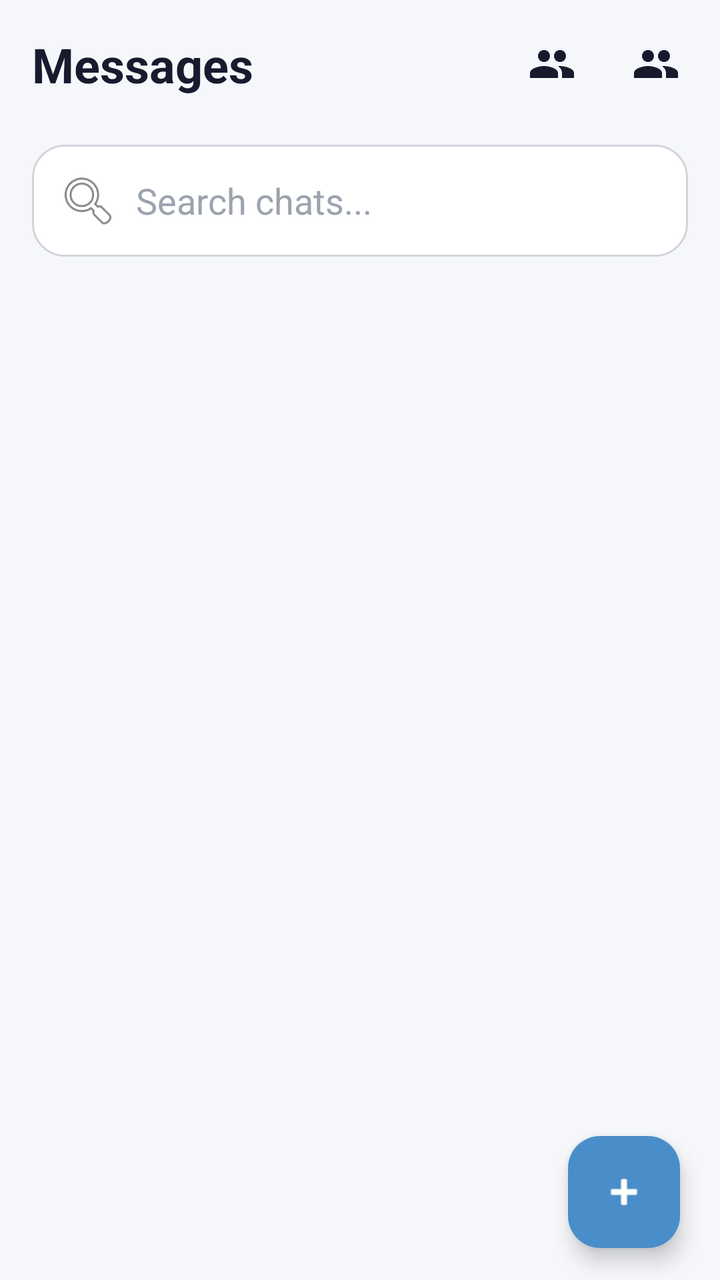
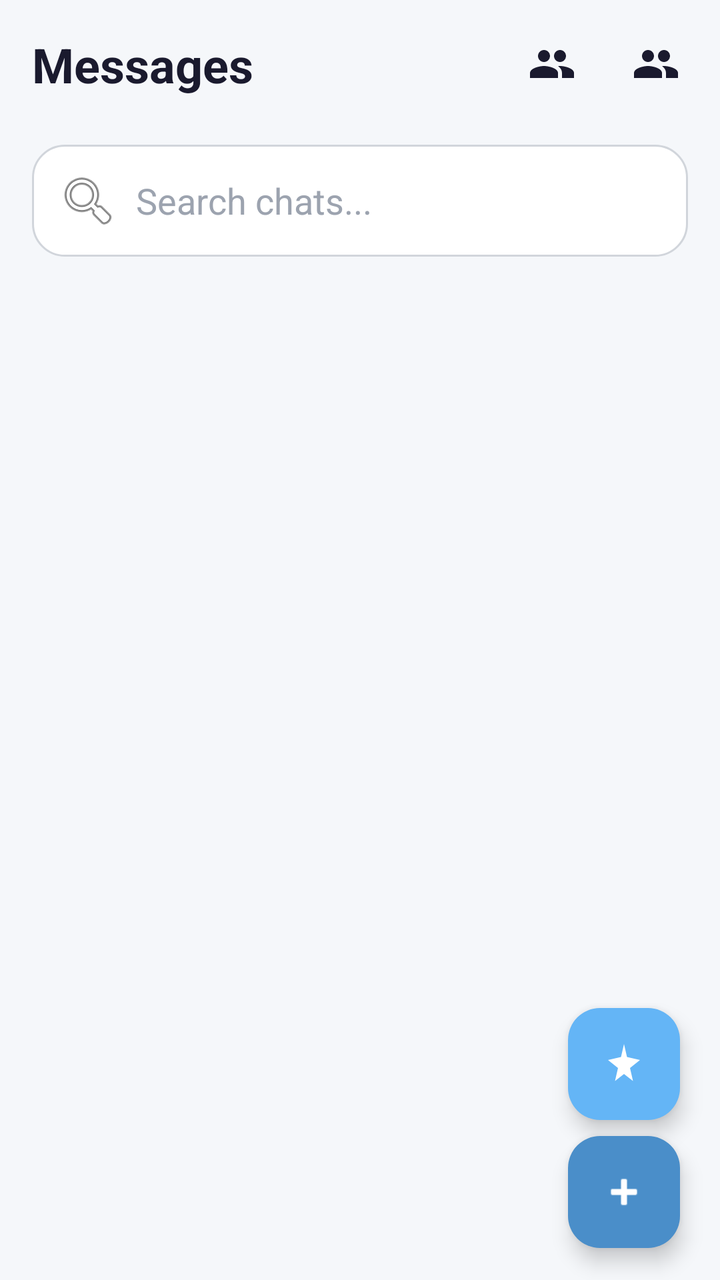

Two renders of the same Android screen: before a commit and after it. Below are the layout's source before the change and the commit's diff.
<!-- AndroidManifest.xml: application theme Theme.MainProj -->
<!-- res/layout/fragment_messages.xml -->
<?xml version="1.0" encoding="utf-8"?>
<androidx.constraintlayout.widget.ConstraintLayout xmlns:android="http://schemas.android.com/apk/res/android"
    xmlns:app="http://schemas.android.com/apk/res-auto"
    android:layout_width="match_parent"
    android:layout_height="match_parent"
    android:background="@color/colorBackground">

    <TextView
        android:id="@+id/tvTitle"
        android:layout_width="0dp"
        android:layout_height="wrap_content"
        android:text="Messages"
        android:textSize="24sp"
        android:textStyle="bold"
        android:textColor="@color/colorTextPrimary"
        android:padding="16dp"
        app:layout_constraintTop_toTopOf="parent"
        app:layout_constraintStart_toStartOf="parent"
        app:layout_constraintEnd_toStartOf="@id/btnFriendRequests"/>

    <ImageButton
        android:id="@+id/btnFriends"
        android:layout_width="48dp"
        android:layout_height="48dp"
        android:background="?attr/selectableItemBackgroundBorderless"
        android:src="@drawable/ic_friends"
        android:contentDescription="Friends"
        app:tint="@color/colorTextPrimary"
        app:layout_constraintTop_toTopOf="parent"
        app:layout_constraintEnd_toStartOf="@id/btnFriendRequests"
        android:layout_marginEnd="4dp"
        android:layout_marginTop="8dp"/>

    <ImageButton
        android:id="@+id/btnFriendRequests"
        android:layout_width="48dp"
        android:layout_height="48dp"
        android:background="?attr/selectableItemBackgroundBorderless"
        android:src="@drawable/ic_friend_request"
        android:contentDescription="Friend Requests"
        app:tint="@color/colorTextPrimary"
        app:layout_constraintTop_toTopOf="parent"
        app:layout_constraintEnd_toEndOf="parent"
        android:layout_marginEnd="8dp"
        android:layout_marginTop="8dp"/>

    <EditText
        android:id="@+id/searchChats"
        android:layout_width="0dp"
        android:layout_height="wrap_content"
        android:hint="Search chats..."
        android:textColor="@color/colorTextPrimary"
        android:textColorHint="@color/colorTextHint"
        android:background="@drawable/bg_search_bar"
        android:drawableStart="@android:drawable/ic_menu_search"
        android:drawablePadding="8dp"
        android:padding="12dp"
        app:layout_constraintTop_toBottomOf="@id/tvTitle"
        app:layout_constraintStart_toStartOf="parent"
        app:layout_constraintEnd_toEndOf="parent"
        android:layout_marginStart="16dp"
        android:layout_marginEnd="16dp"
        android:layout_marginTop="8dp"/>

    <androidx.recyclerview.widget.RecyclerView
        android:layout_marginTop="10dp"
        android:id="@+id/chatRecyclerView"
        android:layout_width="0dp"
        android:layout_height="0dp"
        android:paddingBottom="80dp"
        android:layout_marginHorizontal="16dp"
        app:layout_constraintTop_toBottomOf="@id/searchChats"
        app:layout_constraintBottom_toBottomOf="parent"
        app:layout_constraintStart_toStartOf="parent"
        app:layout_constraintEnd_toEndOf="parent"/>

    <com.google.android.material.floatingactionbutton.FloatingActionButton
        android:id="@+id/addChatButton"
        android:layout_width="wrap_content"
        android:layout_height="wrap_content"
        android:src="@android:drawable/ic_input_add"
        app:backgroundTint="@color/colorFab"
        app:tint="@color/colorFabIcon"
        android:contentDescription="Start new chat"
        app:layout_constraintBottom_toBottomOf="parent"
        app:layout_constraintEnd_toEndOf="parent"
        android:layout_marginBottom="16dp"
        android:layout_marginEnd="20dp"/>

</androidx.constraintlayout.widget.ConstraintLayout>
<!-- resources referenced by this layout -->
<resources>
  <color name="colorBackground">#F5F7FA</color>
  <color name="colorFab">#4A8EC9</color>
  <color name="colorFabIcon">#FFFFFF</color>
  <color name="colorTextHint">#9CA3AF</color>
  <color name="colorTextPrimary">#1A1A2E</color>
  <!-- drawable bg_search_bar (drawable) -->
  <?xml version="1.0" encoding="utf-8"?>
  <shape xmlns:android="http://schemas.android.com/apk/res/android"
      android:shape="rectangle">
  
      <solid android:color="@color/colorSearchBackground"/>
  
      <stroke
          android:width="1dp"
          android:color="@color/colorSearchStroke"/>
  
      <corners android:radius="16dp"/>
  
      <padding
          android:left="14dp"
          android:top="10dp"
          android:right="14dp"
          android:bottom="10dp"/>
  
  </shape>
  <!-- drawable ic_friend_request (drawable) -->
  <vector xmlns:android="http://schemas.android.com/apk/res/android"
      android:width="24dp"
      android:height="24dp"
      android:viewportWidth="24"
      android:viewportHeight="24"
      android:tint="?attr/colorControlNormal">
      <path
          android:fillColor="@android:color/white"
          android:pathData="M16,11c1.66,0 2.99,-1.34 2.99,-3S17.66,5 16,5c-1.66,0 -3,1.34 -3,3s1.34,3 3,3zM8,11c1.66,0 2.99,-1.34 2.99,-3S9.66,5 8,5C6.34,5 5,6.34 5,8s1.34,3 3,3zM8,13c-2.33,0 -7,1.17 -7,3.5L1,19h14v-2.5c0,-2.33 -4.67,-3.5 -7,-3.5zM16,13c-0.29,0 -0.62,0.02 -0.97,0.05 1.16,0.84 1.97,1.97 1.97,3.45L17,19h6v-2.5c0,-2.33 -4.67,-3.5 -7,-3.5z"/>
  </vector>
  <!-- drawable ic_friends (drawable) -->
  <?xml version="1.0" encoding="utf-8"?>
  <vector xmlns:android="http://schemas.android.com/apk/res/android"
      android:width="24dp"
      android:height="24dp"
      android:viewportWidth="24"
      android:viewportHeight="24"
      android:tint="?attr/colorControlNormal">
      <path
          android:fillColor="@android:color/white"
          android:pathData="M16,11c1.66,0 2.99,-1.34 2.99,-3S17.66,5 16,5c-1.66,0 -3,1.34 -3,3s1.34,3 3,3zM8,11c1.66,0 2.99,-1.34 2.99,-3S9.66,5 8,5C6.34,5 5,6.34 5,8s1.34,3 3,3zM8,13c-2.33,0 -7,1.17 -7,3.5L1,19h14v-2.5c0,-2.33 -4.67,-3.5 -7,-3.5zM16,13c-0.29,0 -0.62,0.02 -0.97,0.05 1.16,0.84 1.97,1.97 1.97,3.45L17,19h6v-2.5c0,-2.33 -4.67,-3.5 -7,-3.5z"/>
  </vector>
  <style name="Theme.MainProj" parent="Theme.Material3.DayNight.NoActionBar">
              <item name="inputStrokeColor">@color/input_stroke_color_light</item>
              <item name="buttonPrimary">@color/button_primary_light</item>
              <item name="textSecondary">@color/text_secondary_light</item>
  
              <item name="buttonGoogleBg">@color/button_google_bg_light</item>
              <item name="buttonGoogleText">@color/button_google_text_light</item>
              <item name="buttonGoogleStroke">@color/button_google_stroke_light</item>
          </style>
  <color name="colorSearchBackground">#FFFFFF</color>
  <color name="colorSearchStroke">#D1D5DB</color>
  <color name="input_stroke_color_light">#667eea</color>
  <color name="button_primary_light">#667eea</color>
  <color name="text_secondary_light">#666666</color>
  <color name="button_google_bg_light">#FFFFFF</color>
  <color name="button_google_text_light">#333333</color>
  <color name="button_google_stroke_light">#e0e0e0</color>
</resources>

<!-- the commit's change to res/layout/fragment_messages.xml (unified diff, before → after) -->
@@ -75,6 +75,19 @@
         app:layout_constraintEnd_toEndOf="parent"/>
 
     <com.google.android.material.floatingactionbutton.FloatingActionButton
+        android:id="@+id/btnGemini"
+        android:layout_width="wrap_content"
+        android:layout_height="wrap_content"
+        android:src="@drawable/ic_gemini"
+        app:backgroundTint="@color/colorGeminiFab"
+        app:tint="@android:color/white"
+        android:contentDescription="AI Assistant"
+        app:layout_constraintBottom_toTopOf="@id/addChatButton"
+        app:layout_constraintEnd_toEndOf="parent"
+        android:layout_marginBottom="8dp"
+        android:layout_marginEnd="20dp"/>
+
+    <com.google.android.material.floatingactionbutton.FloatingActionButton
         android:id="@+id/addChatButton"
         android:layout_width="wrap_content"
         android:layout_height="wrap_content"
<!-- resource entries referenced after the edit -->
@@ -3,6 +3,7 @@
   <color name="colorBackground">#F5F7FA</color>
   <color name="colorFab">#4A8EC9</color>
   <color name="colorFabIcon">#FFFFFF</color>
+  <color name="colorGeminiFab">#64B5F6</color>
   <color name="colorTextHint">#9CA3AF</color>
   <color name="colorTextPrimary">#1A1A2E</color>
   <!-- drawable bg_search_bar (drawable) -->
@@ -48,6 +49,16 @@
           android:fillColor="@android:color/white"
           android:pathData="M16,11c1.66,0 2.99,-1.34 2.99,-3S17.66,5 16,5c-1.66,0 -3,1.34 -3,3s1.34,3 3,3zM8,11c1.66,0 2.99,-1.34 2.99,-3S9.66,5 8,5C6.34,5 5,6.34 5,8s1.34,3 3,3zM8,13c-2.33,0 -7,1.17 -7,3.5L1,19h14v-2.5c0,-2.33 -4.67,-3.5 -7,-3.5zM16,13c-0.29,0 -0.62,0.02 -0.97,0.05 1.16,0.84 1.97,1.97 1.97,3.45L17,19h6v-2.5c0,-2.33 -4.67,-3.5 -7,-3.5z"/>
   </vector>
+  <!-- drawable ic_gemini (drawable) -->
+  <vector xmlns:android="http://schemas.android.com/apk/res/android"
+      android:width="24dp"
+      android:height="24dp"
+      android:viewportWidth="24"
+      android:viewportHeight="24">
+      <path
+          android:fillColor="@android:color/white"
+          android:pathData="M12,2l1.5,6.5L20,10l-5,4l1.5,6.5L12,17l-4.5,3.5L9,14l-5,-4l6.5,-1.5L12,2z" />
+  </vector>
   <style name="Theme.MainProj" parent="Theme.Material3.DayNight.NoActionBar">
               <item name="inputStrokeColor">@color/input_stroke_color_light</item>
               <item name="buttonPrimary">@color/button_primary_light</item>
